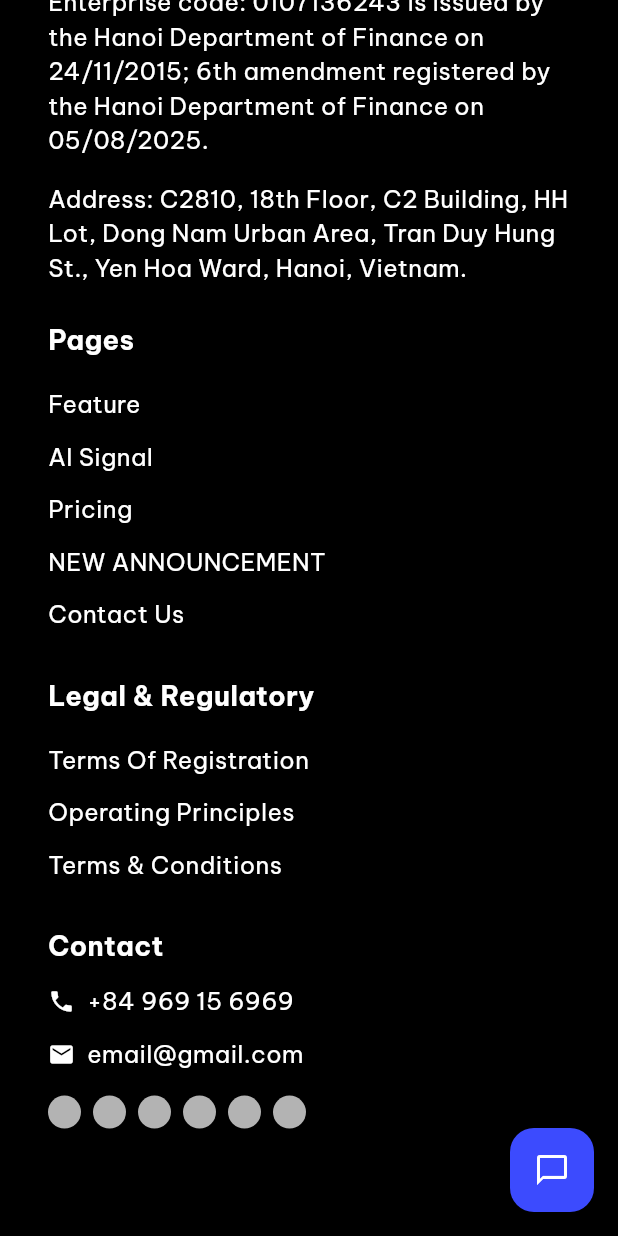
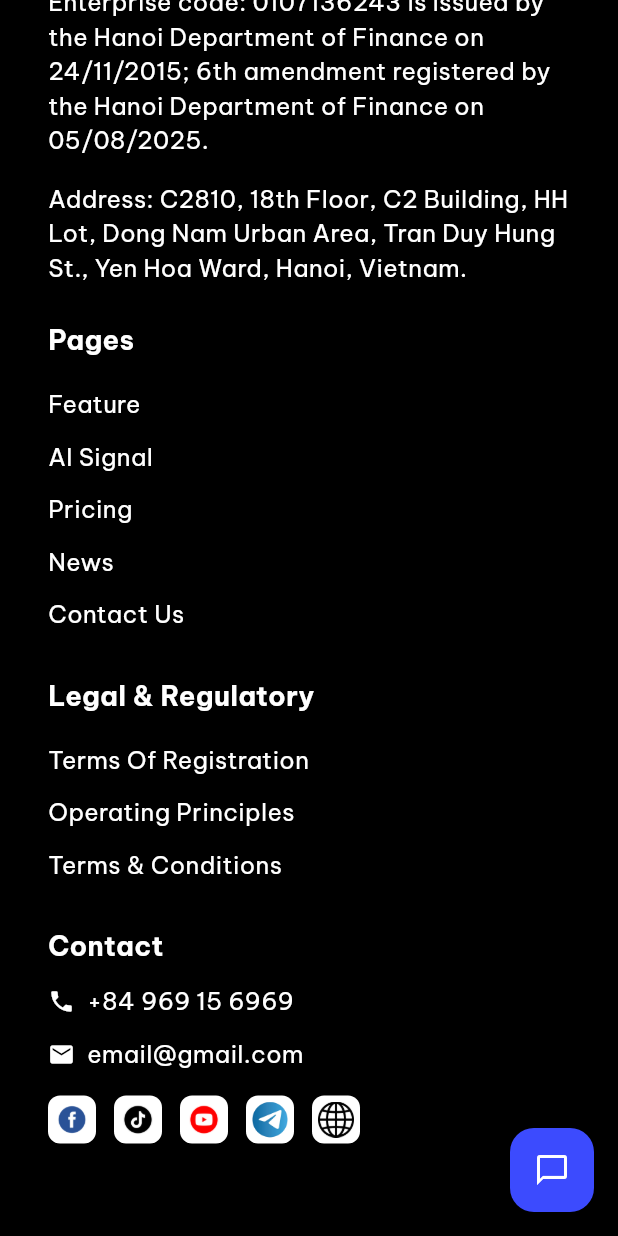
Before and after one commit to tuanminh2409bn/minvest_app, a Flutter app: the AISignalsPage screen opened directly, scrolled down 1430 dp, on a phone screen of 412 x 824 dp. Run offline on Flutter 3.47's test engine with Material 3 defaults, Android fonts, the phone set to English and light mode, and no system bars; our stand-ins replace bloc, cloud_firestore, cloud_functions, device_info_plus, equatable, firebase_auth and 13 more; missing offline and left inert: app_tracking_transparency, flutter_facebook_auth, in_app_purchase_storekit; accounts and stored records are empty; network calls fail.

Commit message:
Chuan bi thay the Hero

```diff
--- a/lib/l10n/app_fr.arb
+++ b/lib/l10n/app_fr.arb
@@ -58,7 +58,7 @@
     "live": "EN DIRECT",
     "end": "FIN",
     "symbol": "SYMBOLE",
-    "aiSignal": "SIGNAL IA",
+    "aiSignal": "Signal IA",
     "ruleSignal": "SIGNAL RÈGLE",
     "all": "TOUT",
     "upgradeToSeeMore": "Mettre à niveau pour voir plus",
--- a/lib/l10n/app_localizations_fr.dart
+++ b/lib/l10n/app_localizations_fr.dart
@@ -208,7 +208,7 @@ class AppLocalizationsFr extends AppLocalizations {
   String get symbol => 'SYMBOLE';
 
   @override
-  String get aiSignal => 'SIGNAL IA';
+  String get aiSignal => 'Signal IA';
 
   @override
   String get ruleSignal => 'SIGNAL RÈGLE';
--- a/lib/l10n/app_localizations_vi.dart
+++ b/lib/l10n/app_localizations_vi.dart
@@ -210,7 +210,7 @@ class AppLocalizationsVi extends AppLocalizations {
   String get symbol => 'CẶP TIỀN';
 
   @override
-  String get aiSignal => 'TÍN HIỆU AI';
+  String get aiSignal => 'Tín hiệu AI';
 
   @override
   String get ruleSignal => 'TÍN HIỆU RULE';
--- a/lib/l10n/app_vi.arb
+++ b/lib/l10n/app_vi.arb
@@ -58,7 +58,7 @@
     "live": "TRỰC TIẾP",
     "end": "KẾT THÚC",
     "symbol": "CẶP TIỀN",
-    "aiSignal": "TÍN HIỆU AI",
+    "aiSignal": "Tín hiệu AI",
     "ruleSignal": "TÍN HIỆU RULE",
     "all": "TẤT CẢ",
     "upgradeToSeeMore": "Nâng cấp để xem thêm",
--- a/lib/web/landing/landing_page.dart
+++ b/lib/web/landing/landing_page.dart
@@ -152,7 +152,7 @@ class HeroSection extends StatelessWidget {
             child: _HeroInteractive(
               enableHover: !isNarrow,
               baseSize: baseSize,
-              expandToWidth: true,
+              expandToWidth: false,
             ),
           ),
         ),
@@ -219,7 +219,9 @@ class _HeroInteractiveState extends State<_HeroInteractive> with SingleTickerPro
   Widget build(BuildContext context) {
     final size = widget.baseSize;
     final viewportWidth = MediaQuery.of(context).size.width;
-    final double targetWidth = widget.expandToWidth ? viewportWidth : viewportWidth.clamp(320, size.width);
+    final double targetWidth = widget.expandToWidth
+        ? viewportWidth
+        : viewportWidth.clamp(320, math.max(320.0, size.width));
     final double scaleFactor = targetWidth / size.width;
     final content = SizedBox(
       width: size.width,
--- a/lib/web/landing/sections/footer_section.dart
+++ b/lib/web/landing/sections/footer_section.dart
@@ -3,6 +3,7 @@ import '../../theme/colors.dart';
 import '../../theme/spacing.dart';
 import '../../theme/text_styles.dart';
 import 'package:minvest_forex_app/l10n/app_localizations.dart';
+import 'package:url_launcher/url_launcher.dart';
 
 class FooterSection extends StatelessWidget {
   const FooterSection({super.key});
@@ -48,7 +49,7 @@ class FooterSection extends StatelessWidget {
           _navLink(context, AppLocalizations.of(context)!.feature, '/features'),
           _navLink(context, AppLocalizations.of(context)!.aiSignal, '/ai-signals'),
           _navLink(context, AppLocalizations.of(context)!.pricing, '/pricing'),
-          _navLink(context, AppLocalizations.of(context)!.newAnnouncement, '/news'), // Reusing newAnnouncement for News tab text
+          _navLink(context, AppLocalizations.of(context)!.navNews, '/news'),
           _navLink(context, AppLocalizations.of(context)!.contactUs, '/contact-us'),
         ],
       );
@@ -90,19 +91,15 @@ class FooterSection extends StatelessWidget {
           ),
           const SizedBox(height: AppSpacing.md),
           Wrap(
-            spacing: 8,
-            runSpacing: 8,
-            children: List.generate(
-              6,
-              (_) => Container(
-                width: 22,
-                height: 22,
-                decoration: const BoxDecoration(
-                  color: Colors.white70,
-                  shape: BoxShape.circle,
-                ),
-              ),
-            ),
+            spacing: 12,
+            runSpacing: 12,
+            children: const [
+              _SocialIcon(iconPath: 'assets/images/facebook_logo.png', url: 'https://www.facebook.com/minvest.vn'),
+              _SocialIcon(iconPath: 'assets/images/tiktok_logo.png', url: 'https://www.tiktok.com/@minvest.minh'),
+              _SocialIcon(iconPath: 'assets/images/youtube_logo.png', url: 'https://www.youtube.com/@minvestvn'),
+              _SocialIcon(iconPath: 'assets/images/telegram_logo.png', url: 'https://t.me/minvest_free', size: 32),
+              _SocialIcon(iconPath: 'assets/images/web_logo.png', url: 'https://minvest.vn/'),
+            ],
           ),
         ],
       );
@@ -165,3 +162,40 @@ class FooterSection extends StatelessWidget {
     );
   }
 }
+
+class _SocialIcon extends StatelessWidget {
+  final String iconPath;
+  final String url;
+  final double size;
+
+  const _SocialIcon({
+    required this.iconPath,
+    required this.url,
+    this.size = 32.0,
+  });
+
+  Future<void> _launchURL() async {
+    final Uri uri = Uri.parse(url);
+    if (!await launchUrl(uri, mode: LaunchMode.externalApplication)) {}
+  }
+
+  @override
+  Widget build(BuildContext context) {
+    return GestureDetector(
+      onTap: _launchURL,
+      child: Container(
+        width: size,
+        height: size,
+        decoration: BoxDecoration(
+          color: Colors.white,
+          borderRadius: BorderRadius.circular(8),
+        ),
+        padding: const EdgeInsets.all(4.0),
+        child: Image.asset(
+          iconPath,
+          fit: BoxFit.contain,
+        ),
+      ),
+    );
+  }
+}
```
Also changed, not shown: lib/features/auth/screens/welcome/signup_screen_web.dart (+12 -1 lines), lib/features/auth/screens/welcome/welcome_screen_web.dart (+12 -1 lines), lib/web/landing/widgets/navbar.dart (+16 -6 lines), lib/web/landing/widgets/orb_effect.dart (added, +157 -0 lines), 1 other file.
